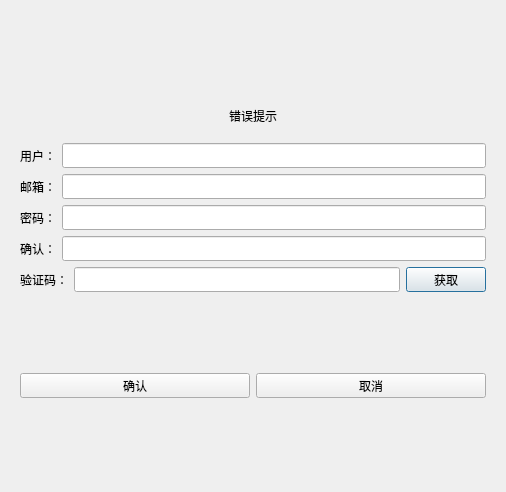
Above: ChatDemo/registerdialog.ui from sslna/ChatDemo before the change. Below: the same form after it.
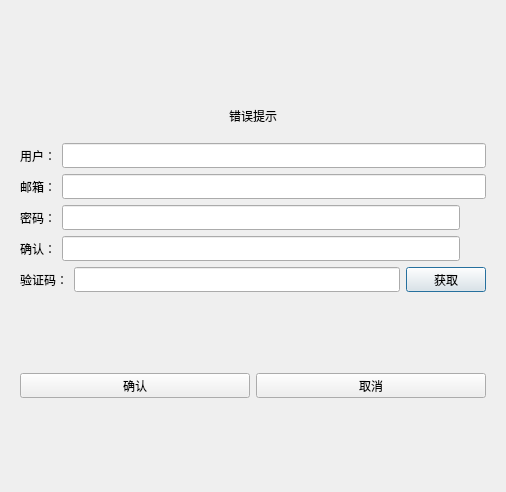
That is the form after the change. Custom widgets are drawn as their Qt base class.

What changed in the file:
```diff
--- a/ChatDemo/registerdialog.ui
+++ b/ChatDemo/registerdialog.ui
@@ -179,6 +179,25 @@
              </property>
             </widget>
            </item>
+           <item>
+            <widget class="QLabel" name="pass_visible">
+             <property name="minimumSize">
+              <size>
+               <width>20</width>
+               <height>20</height>
+              </size>
+             </property>
+             <property name="maximumSize">
+              <size>
+               <width>20</width>
+               <height>20</height>
+              </size>
+             </property>
+             <property name="text">
+              <string/>
+             </property>
+            </widget>
+           </item>
           </layout>
          </item>
          <item>
@@ -218,6 +237,25 @@
              </property>
             </widget>
            </item>
+           <item>
+            <widget class="QLabel" name="confirm_visible">
+             <property name="minimumSize">
+              <size>
+               <width>20</width>
+               <height>20</height>
+              </size>
+             </property>
+             <property name="maximumSize">
+              <size>
+               <width>20</width>
+               <height>20</height>
+              </size>
+             </property>
+             <property name="text">
+              <string/>
+             </property>
+            </widget>
+           </item>
           </layout>
          </item>
          <item>
@@ -349,6 +387,13 @@
    </item>
   </layout>
  </widget>
+ <customwidgets>
+  <customwidget>
+   <class>TimerBtn</class>
+   <extends>QPushButton</extends>
+   <header>timerbtn.h</header>
+  </customwidget>
+ </customwidgets>
  <resources/>
  <connections/>
 </ui>
```
Left out of the diff: 2 changed lines with no effect on the pictures.
